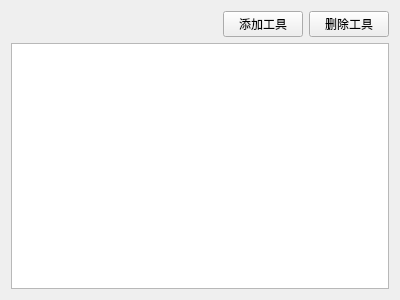
Old version of the form ui/toolwidget.ui in the repository vince7839/GmsAutoTool.
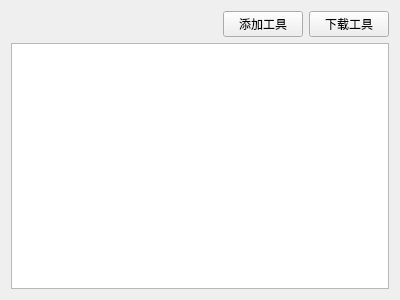
New version of the form.

```diff
--- a/ui/toolwidget.ui
+++ b/ui/toolwidget.ui
@@ -39,7 +39,7 @@
      <item>
       <widget class="QPushButton" name="btn_del_tool">
        <property name="text">
-        <string>删除工具</string>
+        <string>下载工具</string>
        </property>
       </widget>
      </item>
```
Left out of the diff: 9 changed lines with no effect on the pictures.
